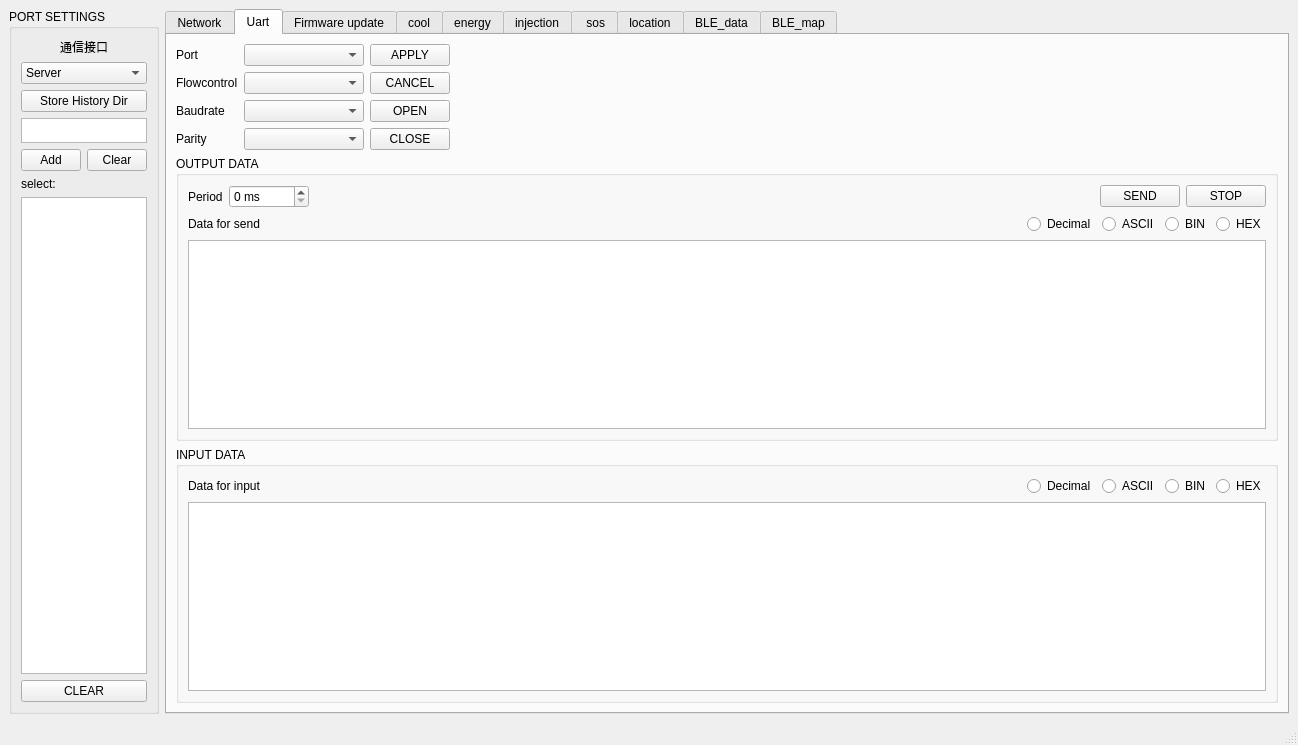
Qt form main_window_form.ui (a15981097537/konying_id8) before a commit.
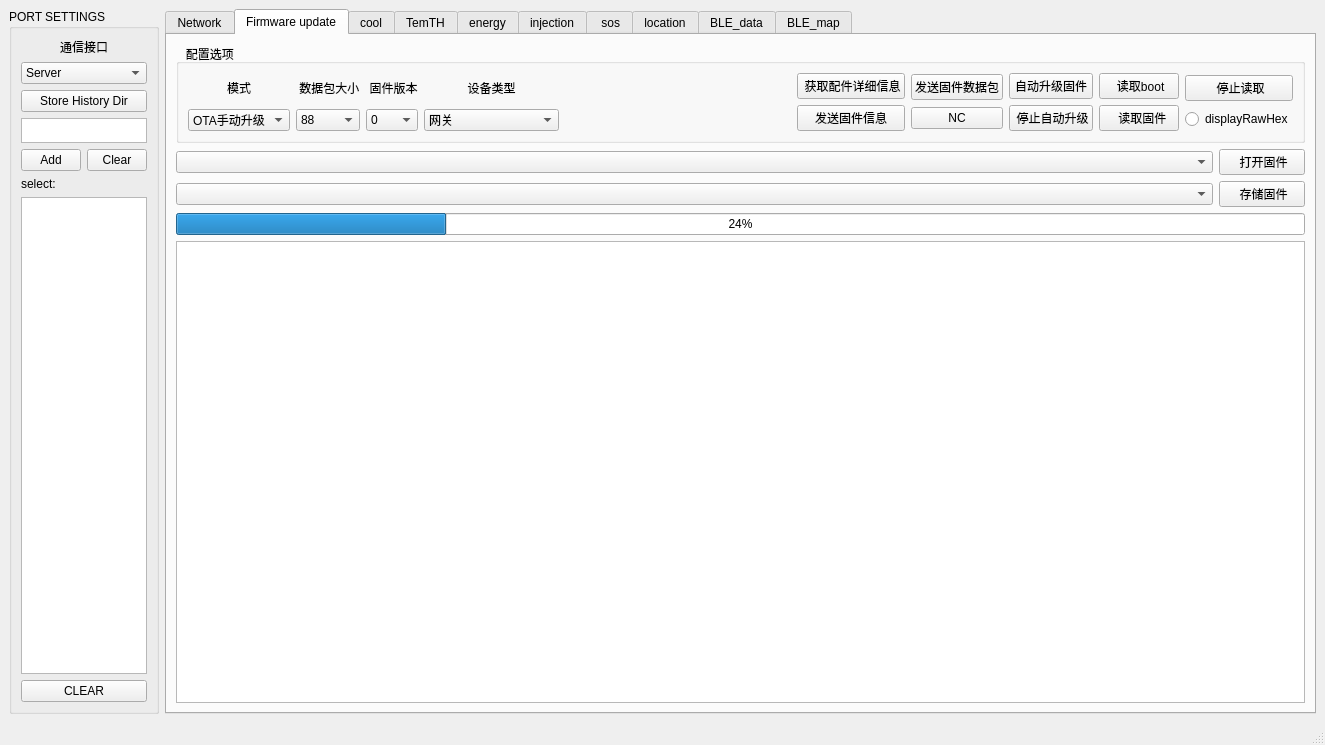
The same form after that commit. The open tabs and pages were chosen to show the change.

Diff of the .ui file:
```diff
--- a/main_window_form.ui
+++ b/main_window_form.ui
@@ -6,7 +6,7 @@
    <rect>
     <x>0</x>
     <y>0</y>
-    <width>1298</width>
+    <width>1325</width>
     <height>745</height>
    </rect>
   </property>
@@ -850,404 +850,6 @@
         </item>
        </layout>
       </widget>
-      <widget class="QWidget" name="Uart">
-       <attribute name="title">
-        <string>Uart</string>
-       </attribute>
-       <layout class="QVBoxLayout" name="verticalLayout_24">
-        <item>
-         <layout class="QHBoxLayout" name="horizontalLayout_7">
-          <item>
-           <layout class="QVBoxLayout" name="verticalLayout_17">
-            <item>
-             <layout class="QHBoxLayout" name="horizontalLayout_5">
-              <item>
-               <widget class="QLabel" name="label_2">
-                <property name="text">
-                 <string>Port</string>
-                </property>
-               </widget>
-              </item>
-              <item>
-               <widget class="QComboBox" name="comboBox_port">
-                <property name="minimumSize">
-                 <size>
-                  <width>120</width>
-                  <height>0</height>
-                 </size>
-                </property>
-                <property name="maximumSize">
-                 <size>
-                  <width>120</width>
-                  <height>16777215</height>
-                 </size>
-                </property>
-               </widget>
-              </item>
-             </layout>
-            </item>
-            <item>
-             <layout class="QHBoxLayout" name="horizontalLayout_22">
-              <item>
-               <widget class="QLabel" name="label_6">
-                <property name="text">
-                 <string>Flowcontrol</string>
-                </property>
-               </widget>
-              </item>
-              <item>
-               <widget class="QComboBox" name="comboBox_flcntrl">
-                <property name="minimumSize">
-                 <size>
-                  <width>120</width>
-                  <height>0</height>
-                 </size>
-                </property>
-                <property name="maximumSize">
-                 <size>
-                  <width>120</width>
-                  <height>16777215</height>
-                 </size>
-                </property>
-               </widget>
-              </item>
-             </layout>
-            </item>
-            <item>
-             <layout class="QHBoxLayout" name="horizontalLayout_23">
-              <item>
-               <widget class="QLabel" name="label_3">
-                <property name="text">
-                 <string>Baudrate</string>
-                </property>
-               </widget>
-              </item>
-              <item>
-               <widget class="QComboBox" name="comboBox_baudrate">
-                <property name="minimumSize">
-                 <size>
-                  <width>120</width>
-                  <height>0</height>
-                 </size>
-                </property>
-                <property name="maximumSize">
-                 <size>
-                  <width>120</width>
-                  <height>16777215</height>
-                 </size>
-                </property>
-               </widget>
-              </item>
-             </layout>
-            </item>
-            <item>
-             <layout class="QHBoxLayout" name="horizontalLayout_24">
-              <item>
-               <widget class="QLabel" name="label_5">
-                <property name="text">
-                 <string>Parity</string>
-                </property>
-               </widget>
-              </item>
-              <item>
-               <widget class="QComboBox" name="comboBox_parity">
-                <property name="minimumSize">
-                 <size>
-                  <width>120</width>
-                  <height>0</height>
-                 </size>
-                </property>
-                <property name="maximumSize">
-                 <size>
-                  <width>120</width>
-                  <height>16777215</height>
-                 </size>
-                </property>
-               </widget>
-              </item>
-             </layout>
-            </item>
-           </layout>
-          </item>
-          <item>
-           <layout class="QVBoxLayout" name="verticalLayout_16">
-            <item>
-             <layout class="QVBoxLayout" name="verticalLayout_15">
-              <item>
-               <widget class="QPushButton" name="bt_apply">
-                <property name="statusTip">
-                 <string>Apply port settings</string>
-                </property>
-                <property name="text">
-                 <string>APPLY</string>
-                </property>
-               </widget>
-              </item>
-              <item>
-               <widget class="QPushButton" name="bt_cancel">
-                <property name="statusTip">
-                 <string>Cancel new settings </string>
-                </property>
-                <property name="text">
-                 <string>CANCEL</string>
-                </property>
-               </widget>
-              </item>
-             </layout>
-            </item>
-            <item>
-             <layout class="QVBoxLayout" name="verticalLayout_4">
-              <item>
-               <widget class="QPushButton" name="bt_openport">
-                <property name="statusTip">
-                 <string>Open port</string>
-                </property>
-                <property name="text">
-                 <string>OPEN</string>
-                </property>
-               </widget>
-              </item>
-              <item>
-               <widget class="QPushButton" name="bt_closeport">
-                <property name="statusTip">
-                 <string>Close port</string>
-                </property>
-                <property name="text">
-                 <string>CLOSE</string>
-                </property>
-               </widget>
-              </item>
-             </layout>
-            </item>
-           </layout>
-          </item>
-          <item>
-           <spacer name="horizontalSpacer_7">
-            <property name="orientation">
-             <enum>Qt::Horizontal</enum>
-            </property>
-            <property name="sizeHint" stdset="0">
-             <size>
-              <width>40</width>
-              <height>20</height>
-             </size>
-            </property>
-           </spacer>
-          </item>
-         </layout>
-        </item>
-        <item>
-         <widget class="QGroupBox" name="groupBox_2">
-          <property name="sizePolicy">
-           <sizepolicy hsizetype="Preferred" vsizetype="Preferred">
-            <horstretch>5</horstretch>
-            <verstretch>0</verstretch>
-           </sizepolicy>
-          </property>
-          <property name="maximumSize">
-           <size>
-            <width>16777215</width>
-            <height>16777215</height>
-           </size>
-          </property>
-          <property name="title">
-           <string>OUTPUT DATA</string>
-          </property>
-          <layout class="QVBoxLayout" name="verticalLayout">
-           <item>
-            <layout class="QHBoxLayout" name="horizontalLayout_2">
-             <item>
-              <widget class="QLabel" name="label_7">
-               <property name="text">
-                <string>Period</string>
-               </property>
-              </widget>
-             </item>
-             <item>
-              <widget class="QSpinBox" name="spinBox_Period">
-               <property name="suffix">
-                <string> ms</string>
-               </property>
-               <property name="maximum">
-                <number>10000</number>
-               </property>
-               <property name="singleStep">
-                <number>10</number>
-               </property>
-              </widget>
-             </item>
-             <item>
-              <spacer name="horizontalSpacer_2">
-               <property name="orientation">
-                <enum>Qt::Horizontal</enum>
-               </property>
-               <property name="sizeHint" stdset="0">
-                <size>
-                 <width>228</width>
-                 <height>20</height>
-                </size>
-               </property>
-              </spacer>
-             </item>
-             <item>
-              <widget class="QPushButton" name="bt_send">
-               <property name="statusTip">
-                <string>Send data</string>
-               </property>
-               <property name="text">
-                <string>SEND</string>
-               </property>
-              </widget>
-             </item>
-             <item>
-              <widget class="QPushButton" name="bt_stopsend">
-               <property name="statusTip">
-                <string>Stop send</string>
-               </property>
-               <property name="text">
-                <string>STOP</string>
-               </property>
-              </widget>
-             </item>
-            </layout>
-           </item>
-           <item>
-            <layout class="QHBoxLayout" name="horizontalLayout">
-             <item>
-              <widget class="QLabel" name="label">
-               <property name="text">
-                <string>Data for send</string>
-               </property>
-              </widget>
-             </item>
-             <item>
-              <spacer name="horizontalSpacer">
-               <property name="orientation">
-                <enum>Qt::Horizontal</enum>
-               </property>
-               <property name="sizeHint" stdset="0">
-                <size>
-                 <width>58</width>
-                 <height>17</height>
-                </size>
-               </property>
-              </spacer>
-             </item>
-             <item>
-              <widget class="QRadioButton" name="rbt_Decout">
-               <property name="text">
-                <string>Decimal</string>
-               </property>
-              </widget>
-             </item>
-             <item>
-              <widget class="QRadioButton" name="rbt_ASCIIout">
-               <property name="text">
-                <string>ASCII</string>
-               </property>
-              </widget>
-             </item>
-             <item>
-              <widget class="QRadioButton" name="rbt_BINout">
-               <property name="text">
-                <string>BIN</string>
-               </property>
-              </widget>
-             </item>
-             <item>
-              <widget class="QRadioButton" name="rbt_HEXout">
-               <property name="text">
-                <string>HEX</string>
-               </property>
-              </widget>
-             </item>
-            </layout>
-           </item>
-           <item>
-            <widget class="QTextEdit" name="textEd_out"/>
-           </item>
-          </layout>
-         </widget>
-        </item>
-        <item>
-         <widget class="QGroupBox" name="groupBox_3">
-          <property name="sizePolicy">
-           <sizepolicy hsizetype="Preferred" vsizetype="Preferred">
-            <horstretch>5</horstretch>
-            <verstretch>0</verstretch>
-           </sizepolicy>
-          </property>
-          <property name="title">
-           <string>INPUT DATA</string>
-          </property>
-          <layout class="QVBoxLayout" name="verticalLayout_2">
-           <item>
-            <layout class="QHBoxLayout" name="horizontalLayout_4">
-             <item>
-              <widget class="QLabel" name="label_4">
-               <property name="text">
-                <string>Data for input</string>
-               </property>
-              </widget>
-             </item>
-             <item>
-              <spacer name="horizontalSpacer_1">
-               <property name="orientation">
-                <enum>Qt::Horizontal</enum>
-               </property>
-               <property name="sizeHint" stdset="0">
-                <size>
-                 <width>58</width>
-                 <height>17</height>
-                </size>
-               </property>
-              </spacer>
-             </item>
-             <item>
-              <widget class="QRadioButton" name="rbt_Decin">
-               <property name="text">
-                <string>Decimal</string>
-               </property>
-              </widget>
-             </item>
-             <item>
-              <widget class="QRadioButton" name="rbt_ASCIIin">
-               <property name="text">
-                <string>ASCII</string>
-               </property>
-              </widget>
-             </item>
-             <item>
-              <widget class="QRadioButton" name="rbt_BINin">
-               <property name="text">
-                <string>BIN</string>
-               </property>
-              </widget>
-             </item>
-             <item>
-              <widget class="QRadioButton" name="rbt_HEXin">
-               <property name="text">
-                <string>HEX</string>
-               </property>
-              </widget>
-             </item>
-            </layout>
-           </item>
-           <item>
-            <widget class="QTextBrowser" name="textBr_inp">
-             <property name="sizePolicy">
-              <sizepolicy hsizetype="Expanding" vsizetype="Expanding">
-               <horstretch>0</horstretch>
-               <verstretch>0</verstretch>
-              </sizepolicy>
-             </property>
-            </widget>
-           </item>
-          </layout>
-         </widget>
-        </item>
-       </layout>
-      </widget>
       <widget class="QWidget" name="Firmware_update">
        <attribute name="title">
         <string>Firmware update</string>
@@ -2255,6 +1857,253 @@
         </item>
        </layout>
       </widget>
+      <widget class="QWidget" name="tab_2">
+       <attribute name="title">
+        <string>TemTH</string>
+       </attribute>
+       <layout class="QVBoxLayout" name="verticalLayout_2">
+        <item>
+         <widget class="QGroupBox" name="groupBox_27">
+          <property name="minimumSize">
+           <size>
+            <width>0</width>
+            <height>120</height>
+           </size>
+          </property>
+          <property name="maximumSize">
+           <size>
+            <width>16777215</width>
+            <height>120</height>
+           </size>
+          </property>
+          <property name="title">
+           <string/>
+          </property>
+          <layout class="QHBoxLayout" name="horizontalLayout_4">
+           <item>
+            <layout class="QVBoxLayout" name="verticalLayout_74">
+             <item>
+              <layout class="QHBoxLayout" name="horizontalLayout_83">
+               <item>
+                <widget class="QLabel" name="label_54">
+                 <property name="minimumSize">
+                  <size>
+                   <width>0</width>
+                   <height>25</height>
+                  </size>
+                 </property>
+                 <property name="maximumSize">
+                  <size>
+                   <width>16777215</width>
+                   <height>25</height>
+                  </size>
+                 </property>
+                 <property name="text">
+                  <string>ID    筛选</string>
+                 </property>
+                </widget>
+               </item>
+               <item>
+                <widget class="QTextEdit" name="TemTHFiltId">
+                 <property name="minimumSize">
+                  <size>
+                   <width>0</width>
+                   <height>25</height>
+                  </size>
+                 </property>
+                 <property name="maximumSize">
+                  <size>
+                   <width>100</width>
+                   <height>25</height>
+                  </size>
+                 </property>
+                </widget>
+               </item>
+              </layout>
+             </item>
+             <item>
+              <layout class="QHBoxLayout" name="horizontalLayout_84">
+               <item>
+                <widget class="QLabel" name="label_55">
+                 <property name="minimumSize">
+                  <size>
+                   <width>0</width>
+                   <height>25</height>
+                  </size>
+                 </property>
+                 <property name="maximumSize">
+                  <size>
+                   <width>16777215</width>
+                   <height>25</height>
+                  </size>
+                 </property>
+                 <property name="text">
+                  <string>字符串筛选</string>
+                 </property>
+                </widget>
+               </item>
+               <item>
+                <widget class="QTextEdit" name="TemTHFiltStr">
+                 <property name="minimumSize">
+                  <size>
+                   <width>0</width>
+                   <height>25</height>
+                  </size>
+                 </property>
+                 <property name="maximumSize">
+                  <size>
+                   <width>100</width>
+                   <height>25</height>
+                  </size>
+                 </property>
+                </widget>
+               </item>
+              </layout>
+             </item>
+             <item>
+              <layout class="QHBoxLayout" name="horizontalLayout_86">
+               <item>
+                <widget class="QGroupBox" name="groupBox_28">
+                 <property name="minimumSize">
+                  <size>
+                   <width>0</width>
+                   <height>35</height>
+                  </size>
+                 </property>
+                 <property name="title">
+                  <string/>
+                 </property>
+                 <layout class="QVBoxLayout" name="verticalLayout_75">
+                  <item>
+                   <widget class="QRadioButton" name="TemTHStopDisplay">
+                    <property name="text">
+                     <string>  暂停显示</string>
+                    </property>
+                   </widget>
+                  </item>
+                 </layout>
+                </widget>
+               </item>
+               <item>
+                <widget class="QGroupBox" name="groupBox_29">
+                 <property name="minimumSize">
+                  <size>
+                   <width>0</width>
+                   <height>35</height>
+                  </size>
+                 </property>
+                 <property name="title">
+                  <string/>
+                 </property>
+                 <layout class="QVBoxLayout" name="verticalLayout_76">
+                  <item>
+                   <widget class="QRadioButton" name="TemTHDisplayMac">
+                    <property name="text">
+                     <string> 显示MAC地址</string>
+                    </property>
+                    <property name="checked">
+                     <bool>true</bool>
+                    </property>
+                   </widget>
+                  </item>
+                 </layout>
+                </widget>
+               </item>
+              </layout>
+             </item>
+            </layout>
+           </item>
+           <item>
+            <layout class="QVBoxLayout" name="verticalLayout_4">
+             <item>
+              <layout class="QHBoxLayout" name="horizontalLayout_2">
+               <item>
+                <widget class="QLineEdit" name="TemTHSetRepTime_Edit_2"/>
+               </item>
+               <item>
+                <widget class="QPushButton" name="TemTHSetRepTime_Bt">
+                 <property name="text">
+                  <string>修改上报时间</string>
+                 </property>
+                </widget>
+               </item>
+              </layout>
+             </item>
+             <item>
+              <spacer name="verticalSpacer_9">
+               <property name="orientation">
+                <enum>Qt::Vertical</enum>
+               </property>
+               <property name="sizeHint" stdset="0">
+                <size>
+                 <width>20</width>
+                 <height>40</height>
+                </size>
+               </property>
+              </spacer>
+             </item>
+            </layout>
+           </item>
+           <item>
+            <spacer name="horizontalSpacer_41">
+             <property name="orientation">
+              <enum>Qt::Horizontal</enum>
+             </property>
+             <property name="sizeHint" stdset="0">
+              <size>
+               <width>40</width>
+               <height>20</height>
+              </size>
+             </property>
+            </spacer>
+           </item>
+           <item>
+            <spacer name="horizontalSpacer_43">
+             <property name="orientation">
+              <enum>Qt::Horizontal</enum>
+             </property>
+             <property name="sizeHint" stdset="0">
+              <size>
+               <width>40</width>
+               <height>20</height>
+              </size>
+             </property>
+            </spacer>
+           </item>
+           <item>
+            <spacer name="horizontalSpacer_44">
+             <property name="orientation">
+              <enum>Qt::Horizontal</enum>
+             </property>
+             <property name="sizeHint" stdset="0">
+              <size>
+               <width>40</width>
+               <height>20</height>
+              </size>
+             </property>
+            </spacer>
+           </item>
+           <item>
+            <spacer name="horizontalSpacer_45">
+             <property name="orientation">
+              <enum>Qt::Horizontal</enum>
+             </property>
+             <property name="sizeHint" stdset="0">
+              <size>
+               <width>40</width>
+               <height>20</height>
+              </size>
+             </property>
+            </spacer>
+           </item>
+          </layout>
+         </widget>
+        </item>
+        <item>
+         <widget class="QTextBrowser" name="TemTH_display"/>
+        </item>
+       </layout>
+      </widget>
       <widget class="QWidget" name="energy">
        <attribute name="title">
         <string>energy</string>
@@ -3586,7 +3435,7 @@
           <property name="title">
            <string/>
           </property>
-          <layout class="QHBoxLayout" name="horizontalLayout_82">
+          <layout class="QHBoxLayout" name="horizontalLayout_5">
            <item>
             <layout class="QVBoxLayout" name="verticalLayout_26">
              <item>
@@ -4054,6 +3903,37 @@
              </property>
             </spacer>
            </item>
+           <item>
+            <layout class="QVBoxLayout" name="verticalLayout_15">
+             <item>
+              <widget class="QCheckBox" name="checkBox_productTest">
+               <property name="text">
+                <string>生产测试模式</string>
+               </property>
+              </widget>
+             </item>
+             <item>
+              <widget class="QCheckBox" name="checkBox_125KTest">
+               <property name="text">
+                <string>125K三轴测试</string>
+               </property>
+              </widget>
+             </item>
+             <item>
+              <spacer name="verticalSpacer_11">
+               <property name="orientation">
+                <enum>Qt::Vertical</enum>
+               </property>
+               <property name="sizeHint" stdset="0">
+                <size>
+                 <width>20</width>
+                 <height>40</height>
+                </size>
+               </property>
+              </spacer>
+             </item>
+            </layout>
+           </item>
           </layout>
          </widget>
         </item>
@@ -4543,7 +4423,25 @@
             <property name="title">
              <string/>
             </property>
-            <layout class="QVBoxLayout" name="verticalLayout_74">
+            <layout class="QVBoxLayout" name="verticalLayout">
+             <item>
+              <layout class="QHBoxLayout" name="horizontalLayout">
+               <item>
+                <widget class="QLabel" name="label">
+                 <property name="text">
+                  <string>MAC</string>
+                 </property>
+                </widget>
+               </item>
+               <item>
+                <widget class="QLineEdit" name="lineEditAddAntMac">
+                 <property name="text">
+                  <string/>
+                 </property>
+                </widget>
+               </item>
+              </layout>
+             </item>
              <item>
               <layout class="QHBoxLayout" name="horizontalLayout_81">
                <item>
```
Left out of the diff: 34 changed lines with no effect on the pictures.
